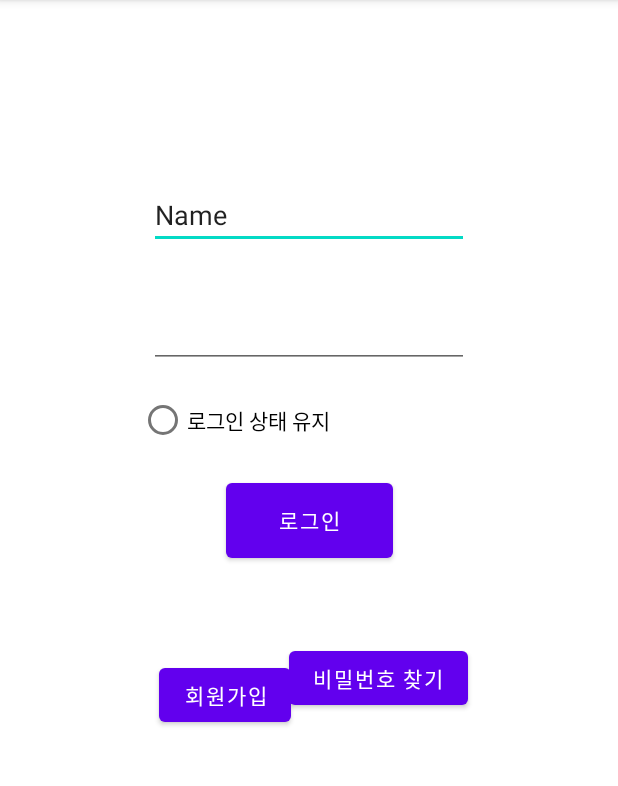
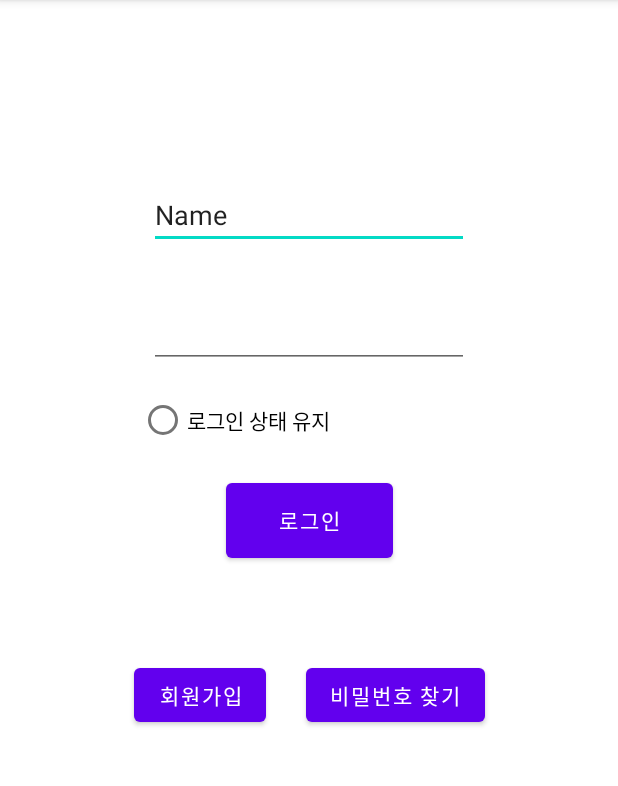
Before and after one commit to kangyunsik/StartUpTeam, an Android app: the screen it shows after launch (MainActivity), on a phone screen of 412 x 824 dp, the part 84-870 px from its top. Run offline under Robolectric (Android 15) with nearby library versions, the phone set to English and light mode, and no system bars.

Commit message:
+ Clarifying activity_main.xml + Handling Error

```diff
--- a/app/src/main/AndroidManifest.xml
+++ b/app/src/main/AndroidManifest.xml
@@ -21,9 +21,6 @@
         <!-- API KEY -->
 
         <activity android:name=".MapActivity">
-            <intent-filter>
-
-            </intent-filter>
         </activity>
         <activity android:name=".MainActivity">
             <intent-filter>
--- a/app/src/main/res/layout/activity_main.xml
+++ b/app/src/main/res/layout/activity_main.xml
@@ -70,7 +70,7 @@
         android:id="@+id/button_left"
         android:layout_width="wrap_content"
         android:layout_height="wrap_content"
-        android:layout_marginStart="103dp"
+        android:layout_marginStart="70dp"
         android:layout_marginTop="50dp"
         android:layout_marginEnd="215dp"
         android:layout_marginBottom="270dp"
@@ -84,16 +84,14 @@
         android:id="@+id/button_right"
         android:layout_width="wrap_content"
         android:layout_height="wrap_content"
-        android:layout_marginStart="103dp"
+        android:layout_marginStart="215dp"
         android:layout_marginTop="50dp"
         android:layout_marginEnd="100dp"
         android:layout_marginBottom="270dp"
         android:text="Button"
         app:layout_constraintBottom_toBottomOf="parent"
         app:layout_constraintEnd_toEndOf="parent"
-        app:layout_constraintHorizontal_bias="1.0"
         app:layout_constraintStart_toStartOf="parent"
-        app:layout_constraintTop_toBottomOf="@+id/button_login"
-        app:layout_constraintVertical_bias="0.0" />
+        app:layout_constraintTop_toBottomOf="@+id/button_login" />
 
 </androidx.constraintlayout.widget.ConstraintLayout>
```
